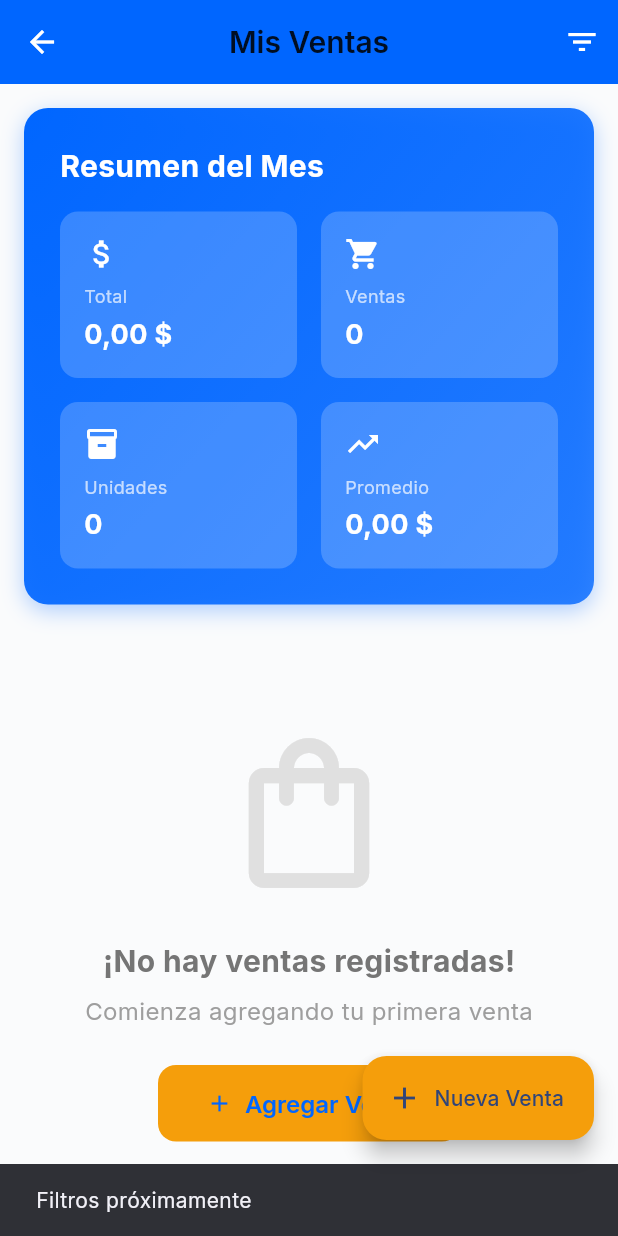
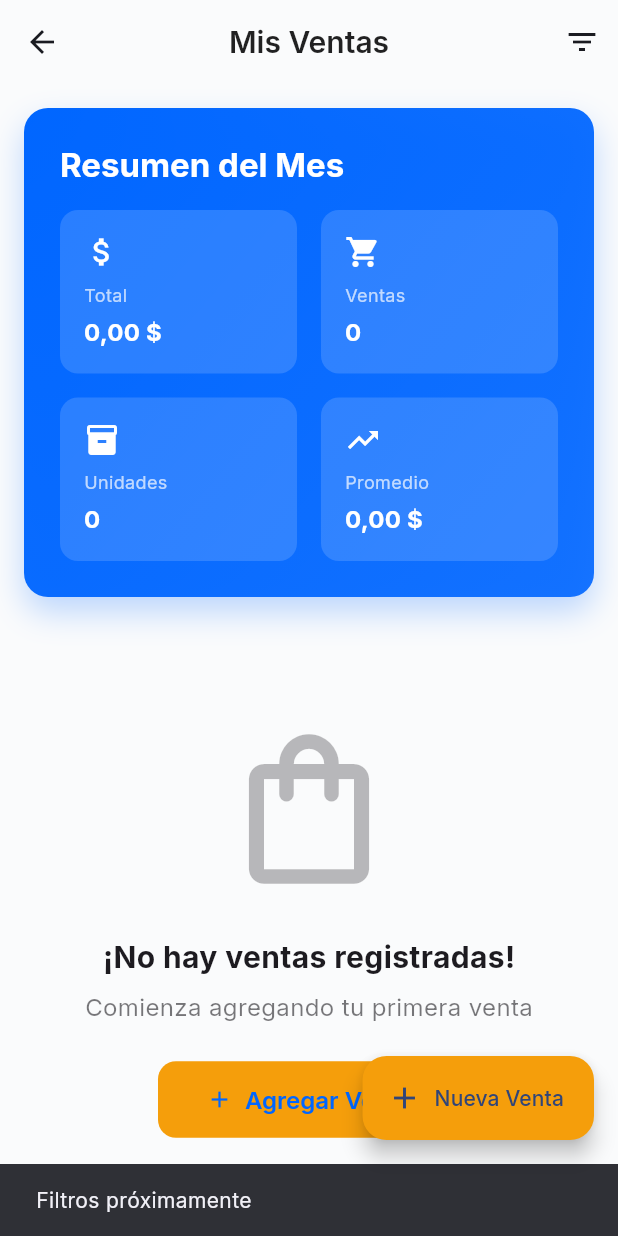
Before and after one commit to DMaTeoG/App_TurnoTrack, a Flutter app: the SalesPage screen opened directly, after a tap on the "filter list" icon, on a phone screen of 412 x 824 dp. Run offline on Flutter 3.47's test engine with Material 3 defaults, Android fonts, the phone set to English and light mode, and no system bars; our stand-ins replace camera, csv, fl_chart, flutter_animate, flutter_dotenv, flutter_image_compress and 14 more; accounts and stored records are empty.

Commit message:
bug modo oscuro

```diff
--- a/lib/presentation/pages/sales/sales_page.dart
+++ b/lib/presentation/pages/sales/sales_page.dart
@@ -36,12 +36,16 @@ class SalesPage extends ConsumerWidget {
     final salesAsync = ref.watch(salesListProvider(currentUser.id));
     final statisticsAsync = ref.watch(salesStatisticsProvider(currentUser.id));
 
+    final theme = Theme.of(context);
+    final colorScheme = theme.colorScheme;
+
     return Scaffold(
-      backgroundColor: AppTheme.backgroundLight,
+      backgroundColor: theme.scaffoldBackgroundColor,
       appBar: AppBar(
         title: const Text('Mis Ventas'),
-        backgroundColor: AppTheme.primaryBlue,
-        foregroundColor: Colors.white,
+        backgroundColor: colorScheme.surface,
+        foregroundColor: colorScheme.onSurface,
+        surfaceTintColor: Colors.transparent,
         elevation: 0,
         actions: [
           IconButton(
@@ -64,7 +68,7 @@ class SalesPage extends ConsumerWidget {
             // Estadísticas Header
             SliverToBoxAdapter(
               child: statisticsAsync.when(
-                data: (stats) => _buildStatisticsHeader(stats),
+                data: (stats) => _buildStatisticsHeader(context, stats),
                 loading: () => const _LoadingStatistics(),
                 error: (_, __) => const SizedBox.shrink(),
               ),
@@ -130,36 +134,39 @@ class SalesPage extends ConsumerWidget {
     );
   }
 
-  Widget _buildStatisticsHeader(SalesStatistics stats) {
+  Widget _buildStatisticsHeader(BuildContext context, SalesStatistics stats) {
+    final theme = Theme.of(context);
+    final onPrimary = theme.colorScheme.onPrimary;
+    final gradientStart = theme.colorScheme.primary;
+    final gradientEnd = theme.colorScheme.primary.withValues(
+      alpha: theme.brightness == Brightness.dark ? 0.85 : 0.9,
+    );
+
     return Container(
       margin: const EdgeInsets.all(AppTheme.spacingM),
       padding: const EdgeInsets.all(AppTheme.spacingL),
       decoration: BoxDecoration(
         gradient: LinearGradient(
-          colors: [
-            AppTheme.primaryBlue,
-            AppTheme.primaryBlue.withValues(alpha: 0.8),
-          ],
+          colors: [gradientStart, gradientEnd],
           begin: Alignment.topLeft,
           end: Alignment.bottomRight,
         ),
         borderRadius: BorderRadius.circular(AppTheme.radiusLarge),
         boxShadow: [
           BoxShadow(
-            color: AppTheme.primaryBlue.withValues(alpha: 0.3),
-            blurRadius: 12,
-            offset: const Offset(0, 4),
+            color: gradientStart.withValues(alpha: 0.25),
+            blurRadius: 18,
+            offset: const Offset(0, 10),
           ),
         ],
       ),
       child: Column(
         crossAxisAlignment: CrossAxisAlignment.start,
         children: [
-          const Text(
+          Text(
             'Resumen del Mes',
-            style: TextStyle(
-              color: Colors.white,
-              fontSize: 20,
+            style: theme.textTheme.titleLarge?.copyWith(
+              color: onPrimary,
               fontWeight: FontWeight.bold,
             ),
           ),
@@ -215,24 +222,28 @@ class SalesPage extends ConsumerWidget {
   }
 
   Widget _buildEmptyState(BuildContext context, WidgetRef ref, String userId) {
+    final theme = Theme.of(context);
+    final iconColor = _mutedTextColor(context, 0.3);
+    final titleColor = theme.textTheme.titleMedium?.color ?? Colors.white;
+
     return Center(
       child: Column(
         mainAxisAlignment: MainAxisAlignment.center,
         children: [
-          Icon(Icons.shopping_bag_outlined, size: 120, color: Colors.grey[300]),
+          Icon(Icons.shopping_bag_outlined, size: 120, color: iconColor),
           const SizedBox(height: AppTheme.spacingL),
           Text(
             '¡No hay ventas registradas!',
             style: TextStyle(
               fontSize: 20,
               fontWeight: FontWeight.bold,
-              color: Colors.grey[600],
+              color: titleColor,
             ),
           ),
           const SizedBox(height: AppTheme.spacingS),
           Text(
             'Comienza agregando tu primera venta',
-            style: TextStyle(fontSize: 16, color: Colors.grey[500]),
+            style: TextStyle(fontSize: 16, color: _mutedTextColor(context)),
           ),
           const SizedBox(height: AppTheme.spacingL),
           ElevatedButton.icon(
@@ -290,27 +301,29 @@ class _StatCard extends StatelessWidget {
 
   @override
   Widget build(BuildContext context) {
+    final theme = Theme.of(context);
+    final onPrimary = theme.colorScheme.onPrimary;
+
     return Container(
       padding: const EdgeInsets.all(AppTheme.spacingM),
       decoration: BoxDecoration(
-        color: Colors.white.withValues(alpha: 0.2),
+        color: onPrimary.withValues(alpha: 0.15),
         borderRadius: BorderRadius.circular(AppTheme.radiusMedium),
       ),
       child: Column(
         crossAxisAlignment: CrossAxisAlignment.start,
         children: [
-          Icon(icon, color: Colors.white, size: 24),
+          Icon(icon, color: onPrimary, size: 24),
           const SizedBox(height: AppTheme.spacingS),
           Text(
             label,
-            style: const TextStyle(color: Colors.white70, fontSize: 12),
+            style: TextStyle(color: onPrimary.withValues(alpha: 0.7), fontSize: 12),
           ),
           const SizedBox(height: 4),
           Text(
             value,
-            style: const TextStyle(
-              color: Colors.white,
-              fontSize: 18,
+            style: theme.textTheme.titleMedium?.copyWith(
+              color: onPrimary,
               fontWeight: FontWeight.bold,
             ),
             maxLines: 1,
@@ -332,17 +345,26 @@ class _SaleCard extends StatelessWidget {
   Widget build(BuildContext context) {
     final dateFormat = DateFormat('dd MMM yyyy', 'es');
     final currencyFormat = NumberFormat.currency(locale: 'es_ES', symbol: '\$');
+    final theme = Theme.of(context);
+    final cardColor = theme.cardColor;
+    final borderColor = theme.colorScheme.outlineVariant.withValues(
+      alpha: theme.brightness == Brightness.dark ? 0.4 : 0.15,
+    );
+    final muted = _mutedTextColor(context);
 
     return Container(
       margin: const EdgeInsets.only(bottom: AppTheme.spacingM),
       decoration: BoxDecoration(
-        color: Colors.white,
+        color: cardColor,
         borderRadius: BorderRadius.circular(AppTheme.radiusMedium),
+        border: Border.all(color: borderColor),
         boxShadow: [
           BoxShadow(
-            color: Colors.black.withValues(alpha: 0.05),
-            blurRadius: 8,
-            offset: const Offset(0, 2),
+            color: Colors.black.withValues(
+              alpha: theme.brightness == Brightness.dark ? 0.2 : 0.05,
+            ),
+            blurRadius: 10,
+            offset: const Offset(0, 4),
           ),
         ],
       ),
@@ -370,16 +392,19 @@ class _SaleCard extends StatelessWidget {
                   crossAxisAlignment: CrossAxisAlignment.start,
                   children: [
                     _buildDetailRow(
+                      context,
                       'Categoría',
                       sale.productCategory ?? 'Sin categoría',
                     ),
-                    _buildDetailRow('Fecha', dateFormat.format(sale.date)),
-                    _buildDetailRow('Cantidad', '${sale.quantity} unidades'),
+                    _buildDetailRow(context, 'Fecha', dateFormat.format(sale.date)),
+                    _buildDetailRow(context, 'Cantidad', '${sale.quantity} unidades'),
                     _buildDetailRow(
+                      context,
                       'Monto',
                       currencyFormat.format(sale.amount),
                     ),
                     _buildDetailRow(
+                      context,
                       'Precio unitario',
                       currencyFormat.format(sale.amount / sale.quantity),
                     ),
@@ -408,7 +433,7 @@ class _SaleCard extends StatelessWidget {
                   width: 56,
                   height: 56,
                   decoration: BoxDecoration(
-                    color: AppTheme.warning.withValues(alpha: 0.1),
+                    color: AppTheme.warning.withValues(alpha: 0.15),
                     borderRadius: BorderRadius.circular(AppTheme.radiusMedium),
                   ),
                   child: Icon(
@@ -425,20 +450,23 @@ class _SaleCard extends StatelessWidget {
                     children: [
                       Text(
                         sale.productCategory ?? 'Sin categoría',
-                        style: const TextStyle(
-                          fontSize: 16,
+                        style: theme.textTheme.titleMedium?.copyWith(
                           fontWeight: FontWeight.bold,
                         ),
                       ),
                       const SizedBox(height: 4),
                       Text(
                         '${sale.quantity} unidades',
-                        style: TextStyle(fontSize: 14, color: Colors.grey[600]),
+                        style: theme.textTheme.bodySmall?.copyWith(
+                          color: muted,
+                        ),
                       ),
                       const SizedBox(height: 4),
                       Text(
                         dateFormat.format(sale.date),
-                        style: TextStyle(fontSize: 12, color: Colors.grey[500]),
+                        style: theme.textTheme.labelSmall?.copyWith(
+                          color: _mutedTextColor(context, 0.7),
+                        ),
                       ),
                     ],
                   ),
@@ -446,8 +474,7 @@ class _SaleCard extends StatelessWidget {
                 // Monto
                 Text(
                   currencyFormat.format(sale.amount),
-                  style: const TextStyle(
-                    fontSize: 18,
+                  style: theme.textTheme.titleLarge?.copyWith(
                     fontWeight: FontWeight.bold,
                     color: AppTheme.success,
                   ),
@@ -460,7 +487,8 @@ class _SaleCard extends StatelessWidget {
     );
   }
 
-  Widget _buildDetailRow(String label, String value) {
+  Widget _buildDetailRow(BuildContext context, String label, String value) {
+    final theme = Theme.of(context);
     return Padding(
       padding: const EdgeInsets.only(bottom: 12),
       child: Row(
@@ -468,18 +496,23 @@ class _SaleCard extends StatelessWidget {
         children: [
           Text(
             label,
-            style: const TextStyle(
+            style: theme.textTheme.bodySmall?.copyWith(
+              color: _mutedTextColor(context, 0.8),
               fontWeight: FontWeight.w500,
-              color: Colors.grey,
             ),
           ),
-          Text(value, style: const TextStyle(fontWeight: FontWeight.bold)),
+          Text(
+            value,
+            style: theme.textTheme.bodyMedium?.copyWith(
+              fontWeight: FontWeight.bold,
+            ),
+          ),
         ],
       ),
     );
   }
 
-  IconData _getCategoryIcon(String? category) {
+IconData _getCategoryIcon(String? category) {
     switch (category?.toLowerCase()) {
       case 'electrónica':
       case 'electronica':
@@ -504,14 +537,27 @@ class _LoadingStatistics extends StatelessWidget {
 
   @override
   Widget build(BuildContext context) {
+    final theme = Theme.of(context);
     return Container(
       margin: const EdgeInsets.all(AppTheme.spacingM),
       padding: const EdgeInsets.all(AppTheme.spacingL),
       decoration: BoxDecoration(
-        color: AppTheme.primaryBlue.withValues(alpha: 0.1),
+        color: theme.colorScheme.primary.withValues(alpha: 0.12),
         borderRadius: BorderRadius.circular(AppTheme.radiusLarge),
       ),
-      child: const Center(child: CircularProgressIndicator()),
+      child: Center(
+        child: CircularProgressIndicator(
+          valueColor:
+              AlwaysStoppedAnimation<Color>(theme.colorScheme.onPrimary),
+        ),
+      ),
     );
   }
 }
+
+Color _mutedTextColor(BuildContext context, [double opacity = 0.6]) {
+  final theme = Theme.of(context);
+  final base = theme.textTheme.bodyMedium?.color ??
+      (theme.brightness == Brightness.dark ? Colors.white : Colors.black87);
+  return base.withValues(alpha: opacity);
+}
```
Also changed, not shown: lib/presentation/pages/dashboards/worker_dashboard_page.dart (+143 -131 lines).
